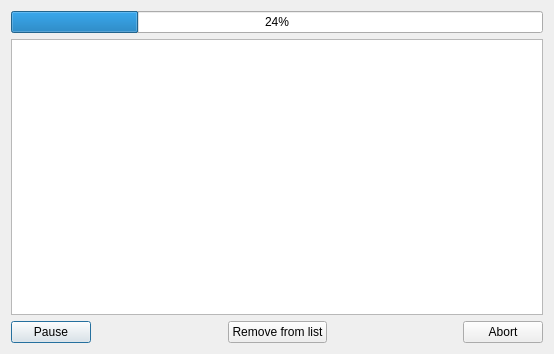
Before: the Qt Designer form progressDialog.ui in afigegoznaet/YAC_Commander, drawn with Qt 5.
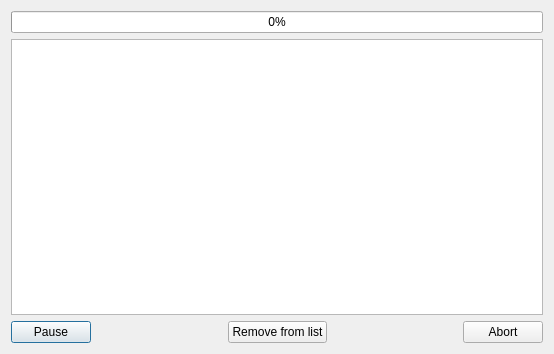
After: the same form once the commit is applied.

```diff
--- a/progressDialog.ui
+++ b/progressDialog.ui
@@ -25,7 +25,7 @@
      <item>
       <widget class="QProgressBar" name="progressBar">
        <property name="value">
-        <number>24</number>
+        <number>0</number>
        </property>
        <property name="alignment">
         <set>Qt::AlignCenter</set>
```
